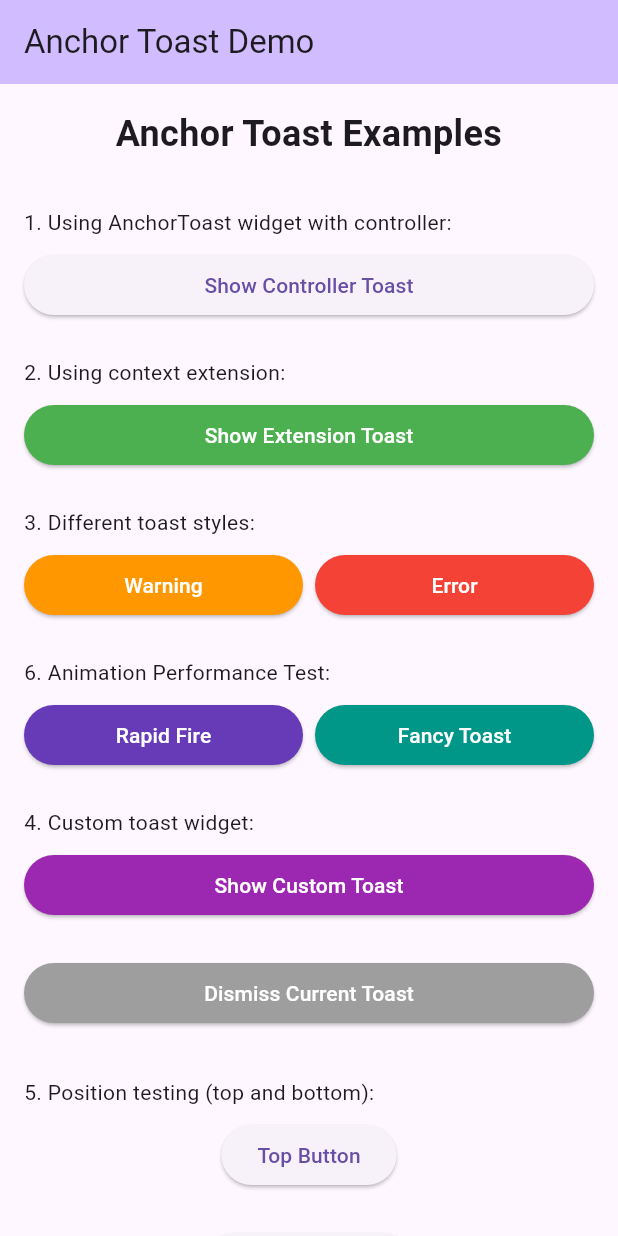
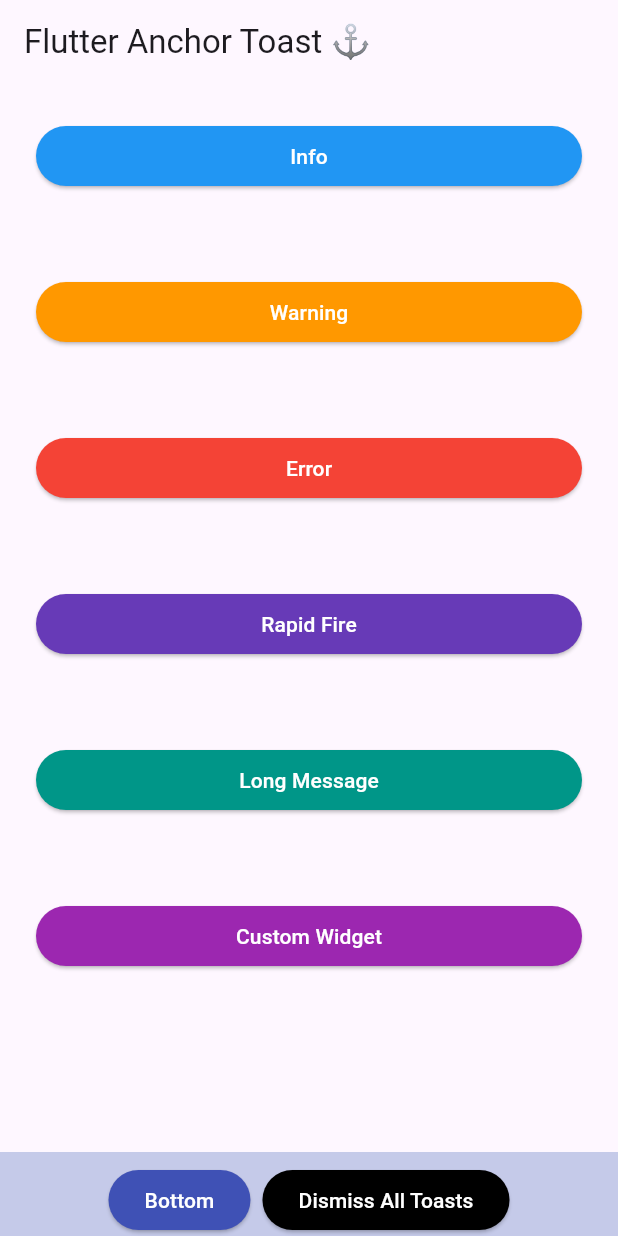
Before and after one commit to rasitayaz/flutter-anchor-toast, a Flutter app: the screen it shows after launch, on a phone screen of 412 x 824 dp. Run offline on Flutter 3.47's test engine with Material 3 defaults, Android fonts, the phone set to English and light mode, and no system bars.

Commit message:
Refactor anchor_toast package: Remove implementation details from IMPLEMENTATION.md, update README for clarity, and enhance example usage. Adjust AnchorToastController to manage context registration and improve toast display logic. Update animations and positioning for better UX. Remove deprecated tests and ensure code quality.

```diff
--- a/example/lib/main.dart
+++ b/example/lib/main.dart
@@ -1,3 +1,5 @@
+import 'dart:ui';
+
 import 'package:flutter/material.dart';
 import 'package:anchor_toast/anchor_toast.dart';
 
@@ -10,23 +12,25 @@ class MyApp extends StatelessWidget {
 
   @override
   Widget build(BuildContext context) {
-    return MaterialApp(
-      title: 'Anchor Toast Demo',
-      theme: ThemeData(primarySwatch: Colors.blue, useMaterial3: true),
-      home: const MyHomePage(),
-    );
+    return MaterialApp(title: 'Anchor Toast Demo', home: const HomePage());
   }
 }
 
-class MyHomePage extends StatefulWidget {
-  const MyHomePage({super.key});
+class HomePage extends StatefulWidget {
+  const HomePage({super.key});
 
   @override
-  State<MyHomePage> createState() => _MyHomePageState();
+  State<HomePage> createState() => _HomePageState();
 }
 
-class _MyHomePageState extends State<MyHomePage> {
-  final AnchorToastController _controller = AnchorToastController();
+class _HomePageState extends State<HomePage> {
+  final _infoController = AnchorToastController();
+  final _warningController = AnchorToastController();
+  final _errorController = AnchorToastController();
+  final _rapidFireController = AnchorToastController();
+  final _longController = AnchorToastController();
+  final _customController = AnchorToastController();
+  final _bottomController = AnchorToastController();
 
   Widget _buildToast(String message, Color color) {
     return Container(
@@ -54,85 +58,52 @@ class _MyHomePageState extends State<MyHomePage> {
 
   @override
   void dispose() {
-    _controller.dispose();
+    _infoController.dispose();
+    _warningController.dispose();
+    _errorController.dispose();
+    _rapidFireController.dispose();
+    _longController.dispose();
+    _customController.dispose();
+    _bottomController.dispose();
     super.dispose();
   }
 
   @override
   Widget build(BuildContext context) {
     return Scaffold(
-      appBar: AppBar(
-        backgroundColor: Theme.of(context).colorScheme.inversePrimary,
-        title: const Text('Anchor Toast Demo'),
-      ),
+      appBar: AppBar(title: const Text('Flutter Anchor Toast ⚓')),
       body: SingleChildScrollView(
-        padding: const EdgeInsets.all(16.0),
+        padding: const EdgeInsets.all(24),
         child: Column(
           crossAxisAlignment: CrossAxisAlignment.stretch,
+          spacing: 56,
           children: [
-            const Text(
-              'Anchor Toast Examples',
-              style: TextStyle(fontSize: 24, fontWeight: FontWeight.bold),
-              textAlign: TextAlign.center,
+            AnchorToast(
+              controller: _infoController,
+              child: ElevatedButton(
+                style: ElevatedButton.styleFrom(
+                  backgroundColor: Colors.blue,
+                  foregroundColor: Colors.white,
                 ),
-            const SizedBox(height: 32),
-
-            // Example 1: Using AnchorToast widget with controller
-            const Text('1. Using AnchorToast widget with controller:'),
-            const SizedBox(height: 8),
-            AnchorToast(
-              controller: _controller,
-              child: Builder(
-                builder: (context) => ElevatedButton(
                 onPressed: () {
-                    _controller.showToast(
-                      context: context,
-                      toast: _buildToast('Hello from controller!', Colors.blue),
+                  _infoController.showToast(
+                    toast: _buildToast('Hello world!', Colors.blue),
                     duration: const Duration(seconds: 3),
                   );
                 },
-                  child: const Text('Show Controller Toast'),
-                ),
+                child: const Text('Info'),
               ),
             ),
 
-            const SizedBox(height: 24),
-
-            // Example 2: Using context extension
-            const Text('2. Using context extension:'),
-            const SizedBox(height: 8),
-            Builder(
-              builder: (context) => ElevatedButton(
-                style: ElevatedButton.styleFrom(
-                  backgroundColor: Colors.green,
-                  foregroundColor: Colors.white,
-                ),
-                onPressed: () {
-                  context.showAnchorToast(
-                    toast: _buildToast('Extension method toast!', Colors.green),
-                    duration: const Duration(seconds: 2),
-                  );
-                },
-                child: const Text('Show Extension Toast'),
-              ),
-            ),
-
-            const SizedBox(height: 24),
-
-            // Example 3: Different toast styles
-            const Text('3. Different toast styles:'),
-            const SizedBox(height: 8),
-            Row(
-              children: [
-                Expanded(
-                  child: Builder(
-                    builder: (context) => ElevatedButton(
+            AnchorToast(
+              controller: _warningController,
+              child: ElevatedButton(
                 style: ElevatedButton.styleFrom(
                   backgroundColor: Colors.orange,
                   foregroundColor: Colors.white,
                 ),
                 onPressed: () {
-                        context.showAnchorToast(
+                  _warningController.showToast(
                     toast: _buildToast('Warning!', Colors.orange),
                     duration: const Duration(seconds: 2),
                   );
@@ -140,17 +111,16 @@ class _MyHomePageState extends State<MyHomePage> {
                 child: const Text('Warning'),
               ),
             ),
-                ),
-                const SizedBox(width: 8),
-                Expanded(
-                  child: Builder(
-                    builder: (context) => ElevatedButton(
+
+            AnchorToast(
+              controller: _errorController,
+              child: ElevatedButton(
                 style: ElevatedButton.styleFrom(
                   backgroundColor: Colors.red,
                   foregroundColor: Colors.white,
                 ),
                 onPressed: () {
-                        context.showAnchorToast(
+                  _errorController.showToast(
                     toast: _buildToast('Error occurred!', Colors.red),
                     duration: const Duration(seconds: 2),
                   );
@@ -158,53 +128,38 @@ class _MyHomePageState extends State<MyHomePage> {
                 child: const Text('Error'),
               ),
             ),
-                ),
-              ],
-            ),
 
-            const SizedBox(height: 24),
-
-            // Animation Performance Test
-            const Text('6. Animation Performance Test:'),
-            const SizedBox(height: 8),
-            Row(
-              children: [
-                Expanded(
-                  child: Builder(
-                    builder: (context) => ElevatedButton(
+            AnchorToast(
+              controller: _rapidFireController,
+              child: ElevatedButton(
                 style: ElevatedButton.styleFrom(
                   backgroundColor: Colors.deepPurple,
                   foregroundColor: Colors.white,
                 ),
                 onPressed: () async {
-                        // Show multiple toasts in sequence to test smoothness
                   for (int i = 1; i <= 3; i++) {
-                          // Use a separate context check for each iteration
                     if (context.mounted) {
-                            context.showAnchorToast(
+                      _rapidFireController.showToast(
                         toast: _buildToast('Toast $i', Colors.deepPurple),
                         duration: const Duration(milliseconds: 800),
                       );
                     }
-                          await Future.delayed(
-                            const Duration(milliseconds: 300),
-                          );
+                    await Future.delayed(const Duration(milliseconds: 300));
                   }
                 },
                 child: const Text('Rapid Fire'),
               ),
             ),
-                ),
-                const SizedBox(width: 8),
-                Expanded(
-                  child: Builder(
-                    builder: (context) => ElevatedButton(
+
+            AnchorToast(
+              controller: _longController,
+              child: ElevatedButton(
                 style: ElevatedButton.styleFrom(
                   backgroundColor: Colors.teal,
                   foregroundColor: Colors.white,
                 ),
                 onPressed: () {
-                        context.showAnchorToast(
+                  _longController.showToast(
                     toast: Container(
                       padding: const EdgeInsets.all(16),
                       decoration: BoxDecoration(
@@ -220,122 +175,111 @@ class _MyHomePageState extends State<MyHomePage> {
                           ),
                         ],
                       ),
-                            child: const Row(
-                              mainAxisSize: MainAxisSize.min,
+                      child: Text.rich(
+                        TextSpan(
                           children: [
-                                Icon(Icons.rocket_launch, color: Colors.white),
-                                SizedBox(width: 8),
-                                Text(
-                                  'Smooth Animation!',
+                            WidgetSpan(
+                              child: Padding(
+                                padding: const EdgeInsets.only(right: 4),
+                                child: Icon(
+                                  Icons.rocket_launch,
+                                  color: Colors.white,
+                                  size: 16,
+                                ),
+                              ),
+                            ),
+                            TextSpan(
+                              text:
+                                  'Dolor ullamco commodo ea laborum non. Commodo duis fugiat tempor deserunt non incididunt magna et ullamco id. Deserunt reprehenderit ea occaecat proident mollit aliquip non.',
+                            ),
+                          ],
+                        ),
                         style: TextStyle(
                           color: Colors.white,
                           fontWeight: FontWeight.bold,
-                                  ),
-                                ),
-                              ],
-                            ),
-                          ),
-                          duration: const Duration(seconds: 3),
-                        );
-                      },
-                      child: const Text('Fancy Toast'),
-                    ),
-                  ),
-                ),
-              ],
-            ),
-
-            const SizedBox(height: 24),
-
-            // Example 4: Custom toast widget
-            const Text('4. Custom toast widget:'),
-            const SizedBox(height: 8),
-            Builder(
-              builder: (context) => ElevatedButton(
-                style: ElevatedButton.styleFrom(
-                  backgroundColor: Colors.purple,
-                  foregroundColor: Colors.white,
-                ),
-                onPressed: () {
-                  context.showAnchorToast(
-                    toast: Card(
-                      color: Colors.purple,
-                      child: Padding(
-                        padding: const EdgeInsets.all(12),
-                        child: Row(
-                          mainAxisSize: MainAxisSize.min,
-                          children: [
-                            const Icon(Icons.star, color: Colors.white),
-                            const SizedBox(width: 8),
-                            const Text(
-                              'Custom Toast!',
-                              style: TextStyle(color: Colors.white),
-                            ),
-                          ],
                         ),
                       ),
                     ),
                     duration: const Duration(seconds: 3),
                   );
                 },
-                child: const Text('Show Custom Toast'),
+                child: const Text('Long Message'),
               ),
             ),
 
-            const SizedBox(height: 24),
-
-            // Manual dismiss button
-            ElevatedButton(
+            AnchorToast(
+              controller: _customController,
+              child: ElevatedButton(
                 style: ElevatedButton.styleFrom(
-                backgroundColor: Colors.grey,
+                  backgroundColor: Colors.purple,
                   foregroundColor: Colors.white,
                 ),
                 onPressed: () {
-                _controller.dismiss();
+                  _customController.showToast(
+                    toast: ClipRRect(
+                      borderRadius: BorderRadius.circular(12),
+                      child: BackdropFilter(
+                        filter: ImageFilter.blur(sigmaX: 24, sigmaY: 24),
+                        child: ColoredBox(
+                          color: Colors.blue.withValues(alpha: 0.2),
+                          child: FlutterLogo(size: 200),
+                        ),
+                      ),
+                    ),
+                    duration: const Duration(seconds: 3),
+                  );
                 },
-              child: const Text('Dismiss Current Toast'),
+                child: const Text('Custom Widget'),
               ),
-
-            const SizedBox(height: 32),
-
-            // Position test buttons
-            const Text('5. Position testing (top and bottom):'),
-            const SizedBox(height: 8),
-
-            // Top button
-            Center(
-              child: Builder(
-                builder: (context) => ElevatedButton(
+            ),
+          ],
+        ),
+      ),
+      bottomNavigationBar: AnchorToast(
+        controller: _bottomController,
+        child: Container(
+          color: Colors.indigo[100]!,
+          padding: EdgeInsets.only(top: 8),
+          child: SafeArea(
+            child: Row(
+              mainAxisAlignment: MainAxisAlignment.center,
+              spacing: 8,
+              children: [
+                ElevatedButton(
+                  style: ElevatedButton.styleFrom(
+                    backgroundColor: Colors.indigo,
+                    foregroundColor: Colors.white,
+                  ),
                   onPressed: () {
-                    context.showAnchorToast(
-                      toast: _buildToast('Toast from top!', Colors.teal),
+                    _bottomController.showToast(
+                      toast: _buildToast(
+                        'Toast from bottom navbar!',
+                        Colors.indigo,
+                      ),
                       duration: const Duration(seconds: 2),
                     );
                   },
-                  child: const Text('Top Button'),
+                  child: const Text('Bottom'),
+                ),
+                ElevatedButton(
+                  style: ElevatedButton.styleFrom(
+                    backgroundColor: Colors.black,
+                    foregroundColor: Colors.white,
+                  ),
+                  onPressed: () {
+                    _infoController.dismiss();
+                    _warningController.dismiss();
+                    _errorController.dismiss();
+                    _rapidFireController.dismiss();
+                    _longController.dismiss();
+                    _customController.dismiss();
+                    _bottomController.dismiss();
+                  },
+                  child: const Text('Dismiss All Toasts'),
+                ),
+              ],
             ),
           ),
-            ),
-
-            const SizedBox(height: 24),
-
-            // Bottom button
-            Center(
-              child: Builder(
-                builder: (context) => ElevatedButton(
-                  onPressed: () {
-                    context.showAnchorToast(
-                      toast: _buildToast('Toast from bottom!', Colors.indigo),
-                      duration: const Duration(seconds: 2),
-                    );
-                  },
-                  child: const Text('Bottom Button'),
-                ),
-              ),
-            ),
-
-            const SizedBox(height: 32),
-          ],
         ),
       ),
     );
--- a/pubspec.yaml
+++ b/pubspec.yaml
@@ -1,6 +1,6 @@
 name: anchor_toast
 description: "A Flutter package for displaying contextual toasts anchored to widgets with smart positioning and smooth animations."
-version: 0.0.2
+version: 0.0.1
 homepage: https://github.com/rasitayaz/flutter-anchor-toast
 
 environment:
```
Also changed, not shown: lib/anchor_toast.dart (+147 -74 lines), 5 other files. Lines whose indentation alone changed are shown as unchanged.
